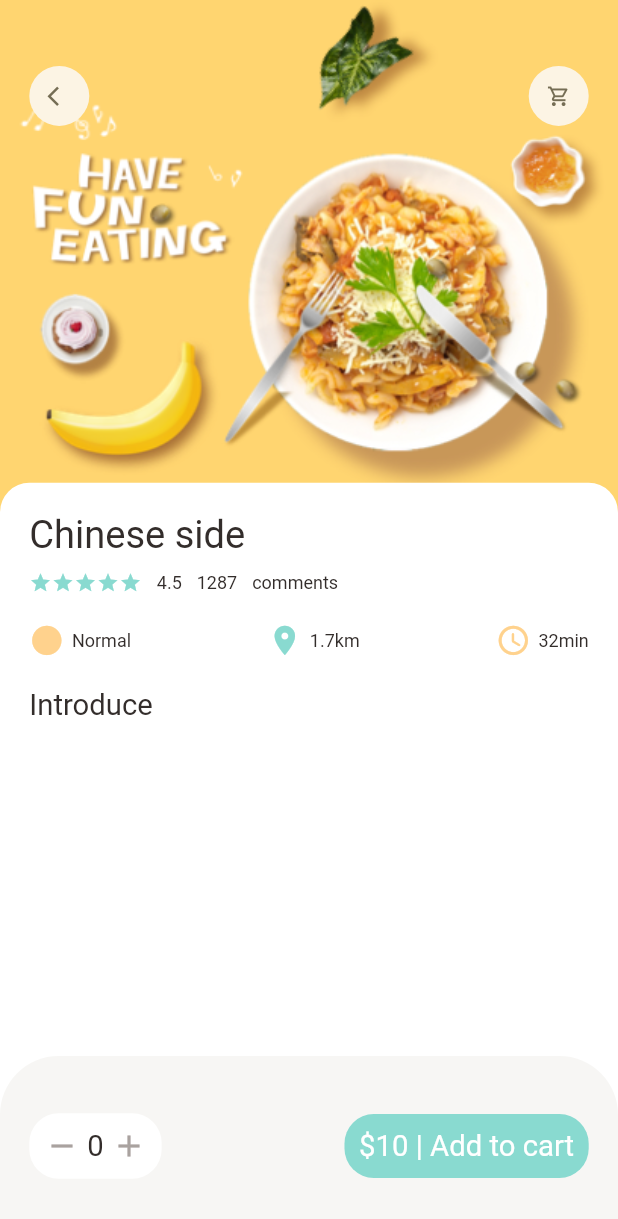
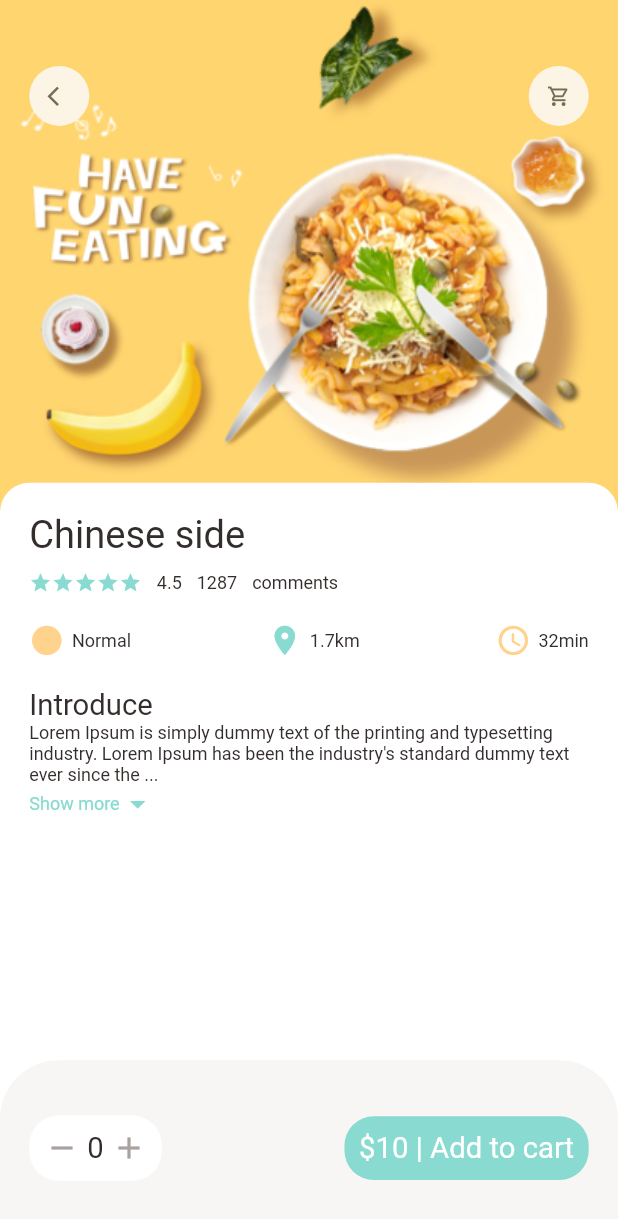
Before and after one commit to Tech-Flutter/food_ordering, a Flutter app: the screen it shows after launch, on a phone screen of 412 x 824 dp. Shown: the top 1219 px of the screen. Run offline on Flutter 3.47's test engine with Material 2 defaults, Android fonts, the phone set to English and light mode, and no system bars; our stand-ins replace dots_indicator, get.

Commit message:
initial changes

```diff
--- a/lib/pages/food/popular_food_detail.dart
+++ b/lib/pages/food/popular_food_detail.dart
@@ -1,10 +1,10 @@
 import 'package:flutter/material.dart';
-import 'package:flutter/rendering.dart';
 import 'package:food_delivery/utils/colors.dart';
 import 'package:food_delivery/utils/dimensions.dart';
 import 'package:food_delivery/widgets/app_column.dart';
 import 'package:food_delivery/widgets/app_icon.dart';
 import 'package:food_delivery/widgets/big_text.dart';
+import 'package:food_delivery/widgets/expandable_text_widget.dart';
 
 class PopularFoodDetail extends StatelessWidget {
   const PopularFoodDetail({Key? key}) : super(key: key);
@@ -15,6 +15,7 @@ class PopularFoodDetail extends StatelessWidget {
       backgroundColor: Colors.white,
       body: Stack(
         children: [
+          //background image
           Positioned(
               left: 0,
               right: 0,
@@ -26,6 +27,7 @@ class PopularFoodDetail extends StatelessWidget {
                         fit: BoxFit.cover,
                         image: AssetImage("assets/image/food0.png"))),
               )),
+          //icon widget
           Positioned(
               top: Dimensions.height45,
               left: Dimensions.width20,
@@ -37,6 +39,7 @@ class PopularFoodDetail extends StatelessWidget {
                   AppIcon(icon: Icons.shopping_cart_outlined),
                 ],
               )),
+          //introduction of food
           Positioned(
             left: 0,
             right: 0,
@@ -61,7 +64,10 @@ class PopularFoodDetail extends StatelessWidget {
                   SizedBox(
                     height: Dimensions.height20,
                   ),
-                  BigText(text: "Introduce")
+                  BigText(text: "Introduce"),
+                  ExpandableTextWidget(
+                      text:
+                          "Lorem Ipsum is simply dummy text of the printing and typesetting industry. Lorem Ipsum has been the industry's standard dummy text ever since the 1500s, when an unknown printer took a galley of type and scrambled it to make a type specimen book. It has survived not only five centuries, but also the leap into electronic typesetting, remaining essentially unchanged. It was popularised in the 1960s with the release of Letraset sheets containing Lorem Ipsum passages, and more recently with desktop publishing software like Aldus PageMaker including versions of Lorem Ipsum.")
                 ],
               ),
             ),
@@ -69,7 +75,7 @@ class PopularFoodDetail extends StatelessWidget {
         ],
       ),
       bottomNavigationBar: Container(
-        height: 120,
+        height: Dimensions.bottomHeightBar,
         padding: EdgeInsets.only(
             top: Dimensions.height20,
             bottom: Dimensions.height20,
--- a/lib/utils/dimensions.dart
+++ b/lib/utils/dimensions.dart
@@ -39,4 +39,7 @@ class Dimensions {
 
   //popular food
   static double popularFoodImgSize = screenHeight / 2.41;
+
+  //bottom height bar
+  static double bottomHeightBar = screenHeight / 7.03;
 }
--- /dev/null
+++ b/lib/widgets/expandable_text_widget.dart
@@ -0,0 +1,65 @@
+import 'package:flutter/material.dart';
+import 'package:food_delivery/utils/colors.dart';
+import 'package:food_delivery/utils/dimensions.dart';
+import 'package:food_delivery/widgets/small_text.dart';
+
+class ExpandableTextWidget extends StatefulWidget {
+  final String text;
+  const ExpandableTextWidget({Key? key, required this.text}) : super(key: key);
+
+  @override
+  State<ExpandableTextWidget> createState() => _ExpandableTextWidgetState();
+}
+
+class _ExpandableTextWidgetState extends State<ExpandableTextWidget> {
+  late String firstHalf;
+  late String secondHalf;
+
+  bool hiddenText = true;
+
+  double textHeight = Dimensions.screenHeight / 5.63;
+
+  @override
+  void initState() {
+    super.initState();
+    if (widget.text.length > textHeight) {
+      firstHalf = widget.text.substring(0, textHeight.toInt());
+      secondHalf =
+          widget.text.substring(textHeight.toInt() + 1, widget.text.length);
+    } else {
+      firstHalf = widget.text;
+      secondHalf = "";
+    }
+  }
+
+  @override
+  Widget build(BuildContext context) {
+    return Container(
+      child: secondHalf.isEmpty
+          ? SmallText(text: firstHalf)
+          : Column(
+              children: [
+                SmallText(
+                    text: hiddenText
+                        ? (firstHalf + "...")
+                        : (firstHalf + secondHalf)),
+                InkWell(
+                  onTap: () {},
+                  child: Row(
+                    children: [
+                      SmallText(
+                        text: "Show more",
+                        color: AppColors.mainColor,
+                      ),
+                      Icon(
+                        Icons.arrow_drop_down,
+                        color: AppColors.mainColor,
+                      )
+                    ],
+                  ),
+                )
+              ],
+            ),
+    );
+  }
+}
```
